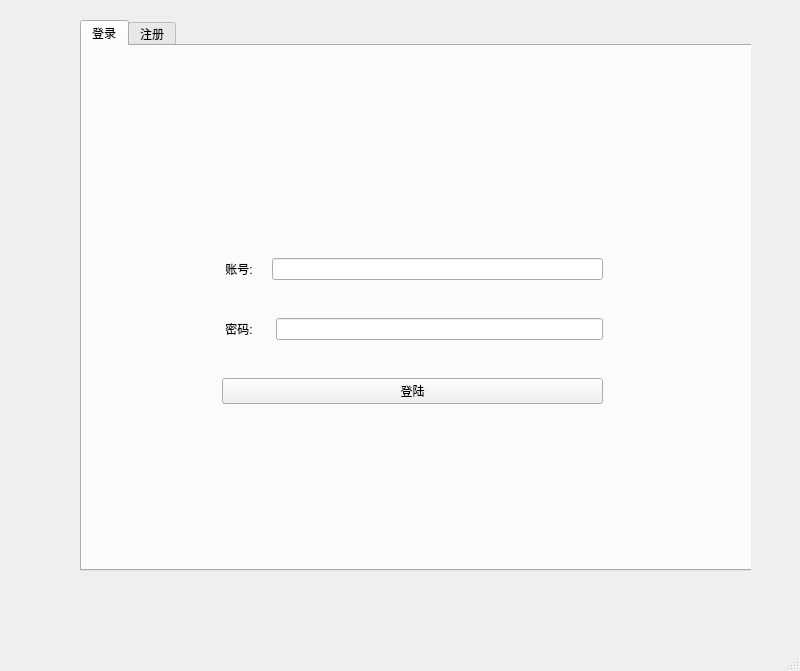
Old version of the form Stream/Stream_loginMainwindow/mainwindow.ui in the repository yahoo17/Stream.
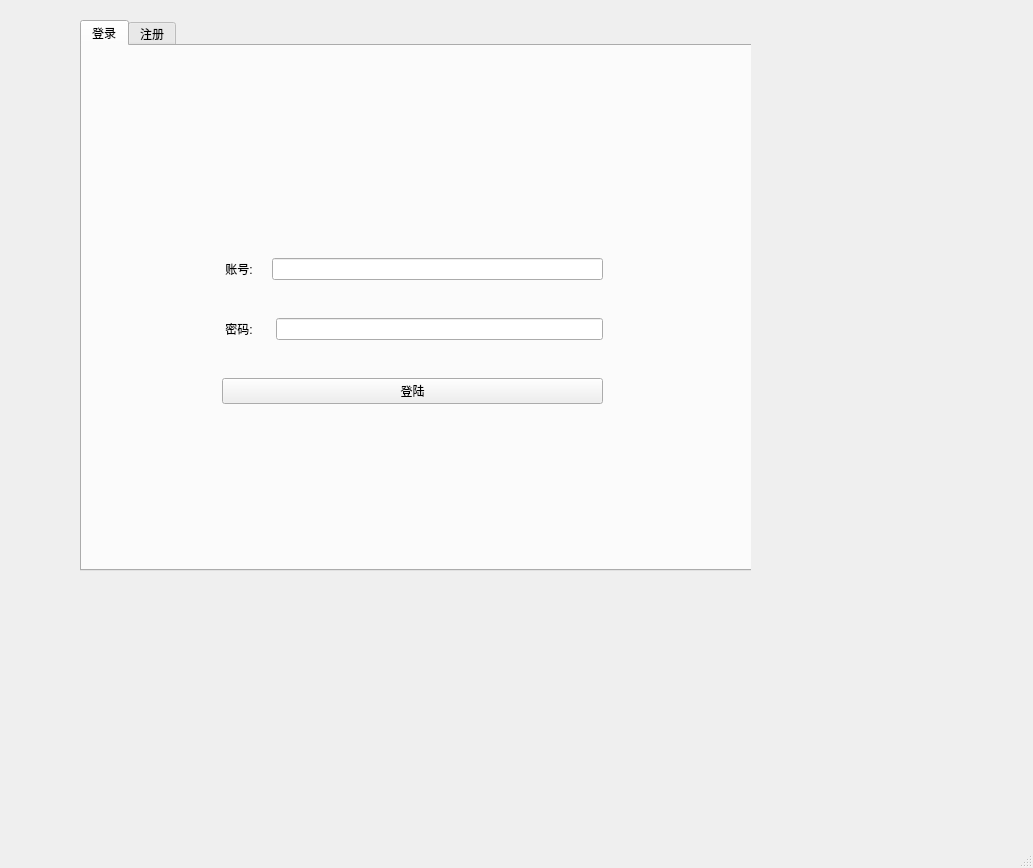
New version of the form.

The edit to the form file:
```diff
--- a/Stream/Stream_loginMainwindow/mainwindow.ui
+++ b/Stream/Stream_loginMainwindow/mainwindow.ui
@@ -6,8 +6,8 @@
    <rect>
     <x>0</x>
     <y>0</y>
-    <width>800</width>
-    <height>671</height>
+    <width>1033</width>
+    <height>868</height>
    </rect>
   </property>
   <property name="windowTitle">
```
Left out of the diff: 2 changed lines with no effect on the pictures.
